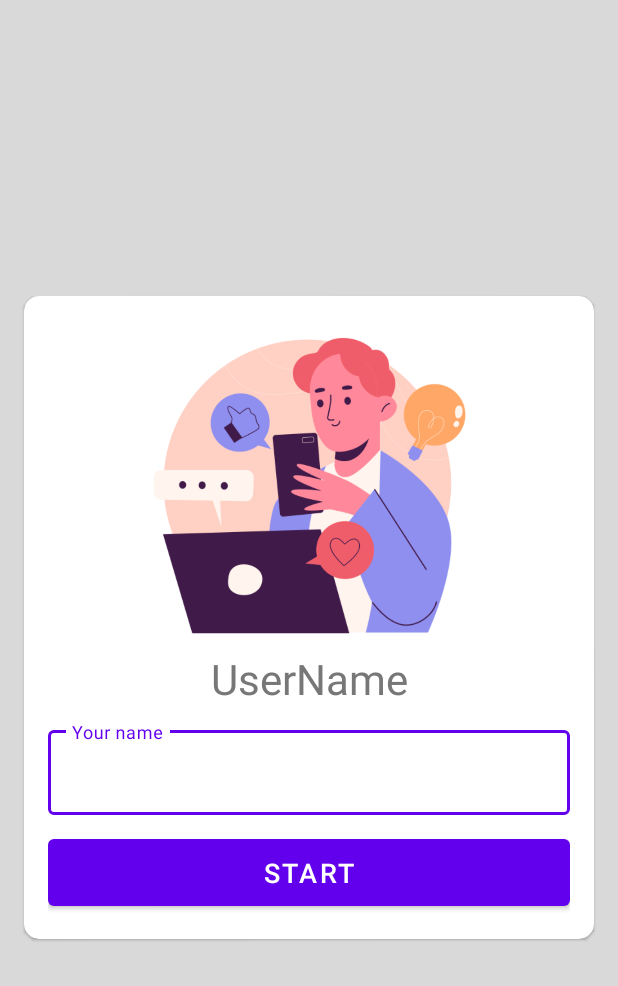
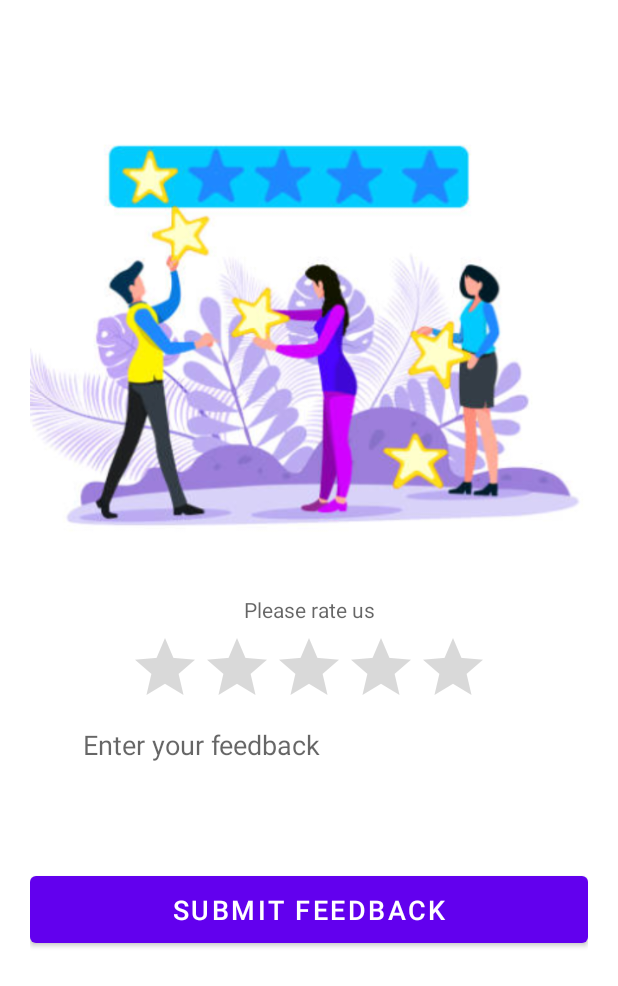
Before and after one commit to vshanusastry/HomeWork, an Android app: the ResultActivity screen opened directly, with no data from a screen before it, after a tap on "SUBMIT FEEDBACK", on a phone screen of 412 x 824 dp. Shown: the top 986 px of the screen. Run offline under Robolectric (Android 15) with nearby library versions, the phone set to English and light mode, and no system bars.

Commit message:
3rd push Feedback screen

```diff
--- a/app/src/main/AndroidManifest.xml
+++ b/app/src/main/AndroidManifest.xml
@@ -13,6 +13,12 @@
         android:supportsRtl="true"
         android:theme="@style/Theme.QuizApp"
         tools:targetApi="31">
+        <activity
+            android:name=".FeedbackActivity"
+            android:exported="false" />
+<!--        <activity-->
+<!--            android:name=".FeedbackActicity"-->
+<!--            android:exported="false" />-->
         <activity
             android:name=".ResultActivity"
             android:exported="false" />
--- /dev/null
+++ b/app/src/main/java/com/example/quizapp/FeedbackActivity.kt
@@ -0,0 +1,30 @@
+package com.example.quizapp
+
+import androidx.appcompat.app.AppCompatActivity
+import android.os.Bundle
+import android.widget.RatingBar
+import android.widget.TextView
+
+class FeedbackActivity : AppCompatActivity() {
+    override fun onCreate(savedInstanceState: Bundle?) {
+        super.onCreate(savedInstanceState)
+        setContentView(R.layout.activity_feedback)
+        var tvFeedback = findViewById<TextView>(R.id.tvFeedback)
+        var rbStars = findViewById<RatingBar>(R.id.rbStars)
+        rbStars.setOnRatingBarChangeListener(RatingBar.OnRatingBarChangeListener { ratingBar, rating, fromUser ->
+            var feedback = tvFeedback.text.toString().trim()
+            if (rating == 0f) {
+                feedback = "Very Dissatisfied"
+            } else if (rating == 1f) {
+                feedback = "Dissatisfied"
+            } else if (rating == 2f || rating == 3f) {
+                feedback = "OK"
+            } else if (rating == 4f) {
+                feedback = "Satisfied"
+            } else if (rating == 5f) {
+                feedback = "Very Satisfied"
+            } else {
+            }
+        })
+    }
+}
--- a/app/src/main/java/com/example/quizapp/ResultActivity.kt
+++ b/app/src/main/java/com/example/quizapp/ResultActivity.kt
@@ -23,7 +23,7 @@ class ResultActivity : AppCompatActivity() {
         congratulationsTv.text = "Congratulations, $userName!"
         scoreTv.text = "Your score is $score of $totalQuestions"
         btnRestart.setOnClickListener{
-            val intent = Intent(this, MainActivity::class.java)
+            val intent = Intent(this, FeedbackActivity::class.java)
             startActivity(intent)
             finish()
         }
--- /dev/null
+++ b/app/src/main/res/layout/activity_feedback.xml
@@ -0,0 +1,84 @@
+<?xml version="1.0" encoding="utf-8"?>
+<ScrollView xmlns:android="http://schemas.android.com/apk/res/android"
+    xmlns:app="http://schemas.android.com/apk/res-auto"
+    xmlns:tools="http://schemas.android.com/tools"
+    android:layout_width="match_parent"
+    android:layout_height="match_parent"
+    android:fillViewport="true"
+    tools:context=".QuizQuestionsActivity">
+
+    <LinearLayout xmlns:android="http://schemas.android.com/apk/res/android"
+    xmlns:app="http://schemas.android.com/apk/res-auto"
+    xmlns:tools="http://schemas.android.com/tools"
+    android:layout_width="match_parent"
+    android:layout_height="match_parent"
+    android:background="#FFFFFF"
+    android:orientation="vertical"
+    android:padding="20dp"
+    tools:context=".FeedbackActivity">
+
+
+    <ImageView
+        android:id="@+id/imageView4"
+        android:layout_width="match_parent"
+        android:layout_height="371dp"
+        app:srcCompat="@drawable/feedback" />
+
+    <TextView
+        android:id="@+id/tvFeedback"
+        android:layout_width="match_parent"
+        android:layout_height="wrap_content"
+        android:gravity="center_horizontal"
+        android:hint='Please rate us'
+        android:padding="5dp"
+        android:textColor="#D9D9D9" />
+
+    <LinearLayout
+        android:layout_width="match_parent"
+        android:layout_height="wrap_content"
+        android:gravity="center_horizontal"
+        android:orientation="horizontal">
+
+        <RatingBar
+            android:id="@+id/rbStars"
+            android:layout_width="wrap_content"
+            android:layout_height="wrap_content"
+            android:backgroundTint="#FB8C00"
+            android:numStars="5"
+            android:progressBackgroundTint="#D9D9D9"
+            android:progressTint="#FB8C00" />
+    </LinearLayout>
+
+    <EditText
+        android:layout_width="match_parent"
+        android:layout_height="wrap_content"
+        android:layout_marginLeft="30dp"
+        android:layout_marginRight="30dp"
+        android:background="#FFFFFF"
+        android:ems="10"
+        android:gravity="start|top"
+        android:hint="Enter your feedback"
+        android:inputType="textMultiLine"
+        android:lines="4"
+        android:padding="5dp" />
+
+<!--    <Button-->
+<!--        android:id="@+id/btnSend"-->
+<!--        android:layout_width="match_parent"-->
+<!--        android:layout_height="wrap_content"-->
+<!--        android:layout_marginLeft="50dp"-->
+<!--        android:layout_marginTop="20dp"-->
+<!--        android:layout_marginRight="50dp"-->
+<!--        android:background="#F4511E"-->
+<!--        android:text="Send Feedback"-->
+<!--        android:textColor="#FFFFFF" />-->
+
+    <Button
+        android:id="@+id/btnStart"
+        android:layout_width="match_parent"
+        android:layout_height="wrap_content"
+        android:paddingVertical="10dp"
+        android:text="Submit FeedbacK"
+        android:textSize="18sp"/>
+</LinearLayout>
+</ScrollView>
```
Also changed, not shown: app/src/main/res/drawable/feedback.png (added).
